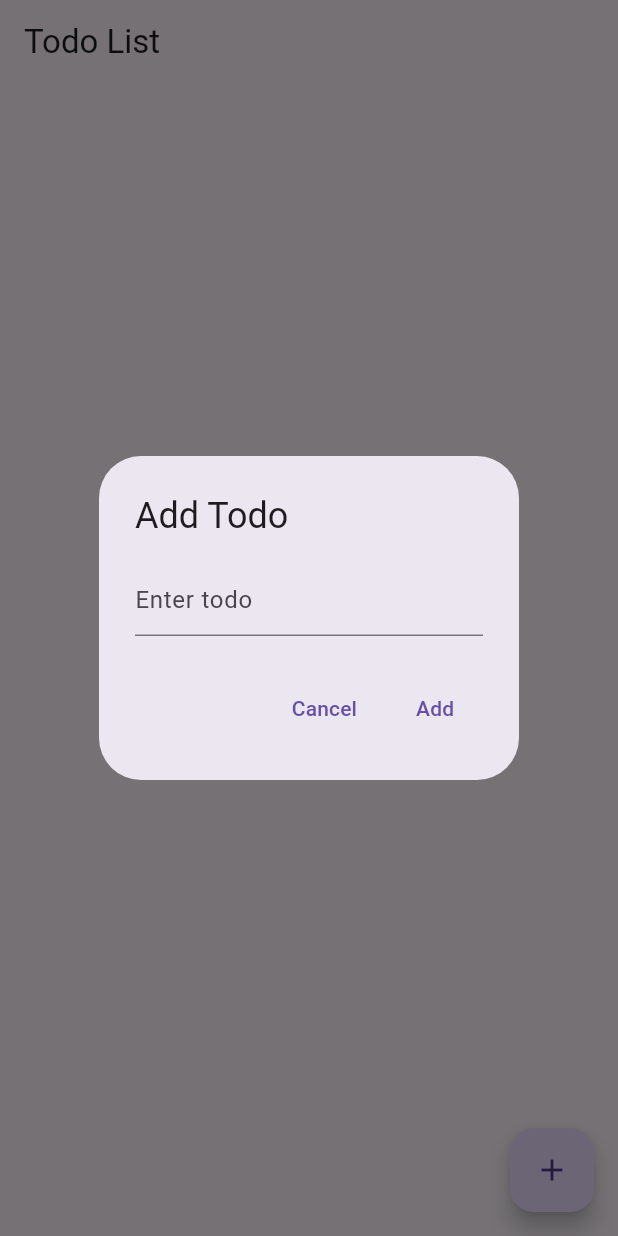
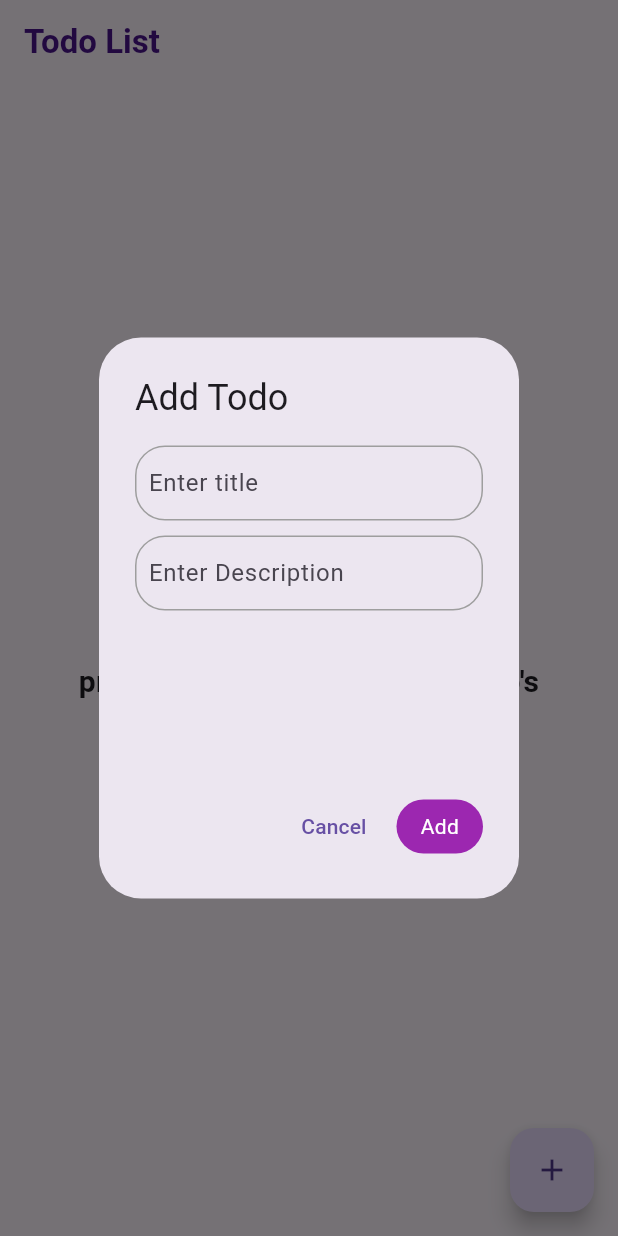
Before and after one commit to saikishoreyerra/demo, a Flutter app: the screen it shows after launch, after a tap on the "add" icon, on a phone screen of 412 x 824 dp. Run offline on Flutter 3.47's test engine with Material 3 defaults, Android fonts, the phone set to English and light mode, and no system bars; our stand-ins replace fluttertoast, shared_preferences.

Commit message:
code refinement

```diff
--- a/lib/main.dart
+++ b/lib/main.dart
@@ -1,8 +1,11 @@
 import 'dart:convert';
 
 import 'package:flutter/material.dart';
+import 'package:fluttertoast/fluttertoast.dart';
 import 'package:kishore_todo/provider/todo_provider.dart';
 import 'package:provider/provider.dart';
+
+import 'model/todo_model.dart';
 
 void main() {
   runApp(TodoApp());
@@ -21,9 +24,31 @@ class TodoApp extends StatelessWidget {
   }
 }
 
-class TodoScreen extends StatelessWidget {
+
+
+class TodoScreen extends StatefulWidget {
   const TodoScreen({super.key});
 
+  @override
+  State<TodoScreen> createState() => _TodoScreenState();
+}
+
+class _TodoScreenState extends State<TodoScreen> {
+  TextEditingController textController = TextEditingController();
+    TextEditingController descController = TextEditingController();
+
+  @override
+  void initState() {
+    // TODO: implement initState
+    super.initState();
+  }
+  @override
+  void dispose() {
+    // TODO: implement dispose
+    textController.dispose();
+    descController.dispose();
+    super.dispose();
+  }
   @override
   Widget build(BuildContext context) {
     final todoProvider = Provider.of<TodoProvider>(context);
@@ -31,16 +56,35 @@ class TodoScreen extends StatelessWidget {
 
     return Scaffold(
       appBar: AppBar(
-        title: const Text('Todo List'),
+        title:  Text(
+          'Todo List',
+          style: TextStyle(fontWeight: FontWeight.bold,color: Colors.purple.shade900),
         ),
-      body: ListView.builder(
+      ),
+      body: todos.isEmpty ? const Center(child: Padding(
+        padding: EdgeInsets.all(45.0),
+        child: Text("Come on Increase your productivity, Start creating Todo's",style: TextStyle(fontSize: 20,fontWeight: FontWeight.bold,),textAlign: TextAlign.center,),
+      ),) : ListView.builder(
         itemCount: todos.length,
         itemBuilder: (context, index) {
           final todo = todos[index];
+          return todoContainer(todoProvider,todo);
+        },
+      ),
+      floatingActionButton: FloatingActionButton(
+        onPressed: () {
+          _showAddTodoDialog(context, todoProvider);
+        },
+        child: const Icon(Icons.add),
+      ),
+    );
+  }
+
+  Widget todoContainer(TodoProvider todoProvider,Todo todo){
     return Container(
             margin: const EdgeInsets.all(8),
             decoration: BoxDecoration(
-                border: Border.all(color: Colors.blue),
+                border: Border.all(color: Colors.purple,width: 2),
                 borderRadius: BorderRadius.circular(20)),
             child: Padding(
               padding: const EdgeInsets.all(8.0),
@@ -58,9 +102,17 @@ class TodoScreen extends StatelessWidget {
                       const SizedBox(
                         width: 8,
                       ),
-                      Text(
+                      Column(
+                        crossAxisAlignment: CrossAxisAlignment.start,
+                        children: [
+                          SizedBox(
+                            width: MediaQuery.of(context).size.width * 0.6,
+                            child: Text(
                               todo.title,
                               style: TextStyle(
+                                color: todo.isCompleted
+                                    ? Colors.grey
+                                    : Colors.grey.shade700,
                                 fontSize: 18,
                                 fontWeight: todo.isCompleted
                                     ? FontWeight.normal
@@ -69,6 +121,23 @@ class TodoScreen extends StatelessWidget {
                                     ? TextDecoration.lineThrough
                                     : TextDecoration.none,
                               ),
+                            ),
+                          ),
+                          SizedBox(
+                              width: MediaQuery.of(context).size.width * 0.6,
+                              child: Text(
+                                todo.description,
+                                style: TextStyle(
+                                  fontSize: 14,
+                                  color: todo.isCompleted
+                                      ? Colors.grey
+                                      : Colors.grey.shade600,
+                                  decoration: todo.isCompleted
+                                      ? TextDecoration.lineThrough
+                                      : TextDecoration.none,
+                                ),
+                              ))
+                        ],
                       ),
                     ],
                   ),
@@ -84,28 +153,51 @@ class TodoScreen extends StatelessWidget {
               ),
             ),
           );
-        },
-      ),
-      floatingActionButton: FloatingActionButton(
-        onPressed: () {
-          _showAddTodoDialog(context, todoProvider);
-        },
-        child: const Icon(Icons.add),
-      ),
-    );
   }
 
   void _showAddTodoDialog(BuildContext context, TodoProvider provider) {
-    TextEditingController textController = TextEditingController();
 
     showDialog(
       context: context,
       builder: (BuildContext context) {
         return AlertDialog(
           title: const Text("Add Todo"),
-          content: TextField(
+          content: SizedBox(
+            height: MediaQuery.of(context).size.height * 0.25,
+            child: Column(
+              children: [
+                Container(
+                  decoration: BoxDecoration(
+                      border: Border.all(color: Colors.grey),
+                      borderRadius: BorderRadius.circular(20)),
+                  child: Padding(
+                    padding: const EdgeInsets.symmetric(horizontal: 8),
+                    child: TextField(
                       controller: textController,
-            decoration: const InputDecoration(hintText: "Enter todo"),
+                      decoration: const InputDecoration(
+                          hintText: "Enter title", border: InputBorder.none),
+                    ),
+                  ),
+                ),
+                const SizedBox(
+                  height: 10,
+                ),
+                Container(
+                  decoration: BoxDecoration(
+                      border: Border.all(color: Colors.grey),
+                      borderRadius: BorderRadius.circular(20)),
+                  child: Padding(
+                    padding: const EdgeInsets.symmetric(horizontal: 8),
+                    child: TextField(
+                      controller: descController,
+                      decoration: const InputDecoration(
+                          hintText: "Enter Description",
+                          border: InputBorder.none),
+                    ),
+                  ),
+                ),
+              ],
+            ),
           ),
           actions: <Widget>[
             TextButton(
@@ -114,26 +206,46 @@ class TodoScreen extends StatelessWidget {
                 Navigator.of(context).pop();
               },
             ),
-            TextButton(
-              child: const Text("Add"),
-              onPressed: () {
+            GestureDetector(
+              onTap: () {
                 String todoText = textController.text.trim();
-                if (todoText.isNotEmpty) {
-                  provider.addTodo(todoText);
+                if (todoText.isEmpty || descController.text.isEmpty) {
+                  Fluttertoast.showToast(
+                    msg: "Please fill out all fields",
+                  );
+
+                  return;
                 }
+
+                provider.addTodo(
+                    title: todoText, description: descController.text);
+                Fluttertoast.showToast(
+                  msg: "Added Task",
+                );
+
                 Navigator.of(context).pop();
               },
+              child: Container(
+                decoration: BoxDecoration(
+                    color: Colors.purple,
+                    borderRadius: BorderRadius.circular(20)),
+                child: const Padding(
+                  padding: EdgeInsets.symmetric(horizontal: 16,vertical: 8),
+                  child: Text(
+                    'Add',
+                    style: TextStyle(color: Colors.white),
                   ),
+                ),
+              ),
+            )
           ],
         );
       },
     );
   }
 
-  // void _showEditTodoDialog(
-  //     BuildContext context, Todo todo, TodoProvider provider) {
-  //   TextEditingController textController =
-  //       TextEditingController(text: todo.title);
+//   void _showEditTodoDialog(BuildContext context, Todo todo, TodoProvider provider) {
+//   TextEditingController textController = TextEditingController(text: todo.title);
 
 //   showDialog(
 //     context: context,
--- a/lib/model/todo_model.dart
+++ b/lib/model/todo_model.dart
@@ -1,25 +1,31 @@
-
 
 class Todo {
   final int id;
   final String title;
+  final String description;
   final bool isCompleted;
 
-  Todo({required this.id, required this.title, required this.isCompleted});
+  Todo({
+    required this.id,
+    required this.title,
+    required this.isCompleted,
+    required this.description,
+  });
 
   Map<String, dynamic> toJson() {
     return {
       'id': id,
       'title': title,
       'isCompleted': isCompleted,
+      'description': description
     };
   }
 
   factory Todo.fromJson(Map<String, dynamic> json) {
     return Todo(
-      id: json['id'],
-      title: json['title'],
-      isCompleted: json['isCompleted'],
-    );
+        id: json['id'],
+        title: json['title'],
+        isCompleted: json['isCompleted'],
+        description: json['description']);
   }
 }
--- a/lib/provider/todo_provider.dart
+++ b/lib/provider/todo_provider.dart
@@ -1,6 +1,7 @@
 import 'dart:convert';
 
 import 'package:flutter/material.dart';
+import 'package:fluttertoast/fluttertoast.dart';
 import 'package:kishore_todo/model/todo_model.dart';
 import 'package:shared_preferences/shared_preferences.dart';
 
@@ -40,14 +41,15 @@ class TodoProvider with ChangeNotifier {
     await _prefs?.setString('todos', jsonString);
   }
 
-  void addTodo(String title) {
+  void addTodo({required String title, required String description}) {
     final newTodo = Todo(
         id: DateTime.now().millisecondsSinceEpoch,
         title: title,
         isCompleted: false,
-    );
+        description: description);
     _todos.add(newTodo);
     _saveData();
+
     notifyListeners();
   }
 
@@ -58,7 +60,7 @@ class TodoProvider with ChangeNotifier {
           id: _todos[index].id,
           title: _todos[index].title,
           isCompleted: isCompleted,
-      );
+          description: _todos[index].description);
       _saveData();
       notifyListeners();
     }
@@ -67,6 +69,9 @@ class TodoProvider with ChangeNotifier {
   void deleteTodo(int id) {
     _todos.removeWhere((todo) => todo.id == id);
     _saveData();
+    Fluttertoast.showToast(
+      msg: "Deleted Task",
+    );
     notifyListeners();
   }
 }
--- a/pubspec.yaml
+++ b/pubspec.yaml
@@ -37,6 +37,7 @@ dependencies:
   cupertino_icons: ^1.0.6
   provider: ^6.1.2
   shared_preferences:
+  fluttertoast: ^8.2.4
 
 dev_dependencies:
   flutter_test:
```
Also changed, not shown: pubspec.lock, 1 other file. Lines whose indentation alone changed are shown as unchanged.
